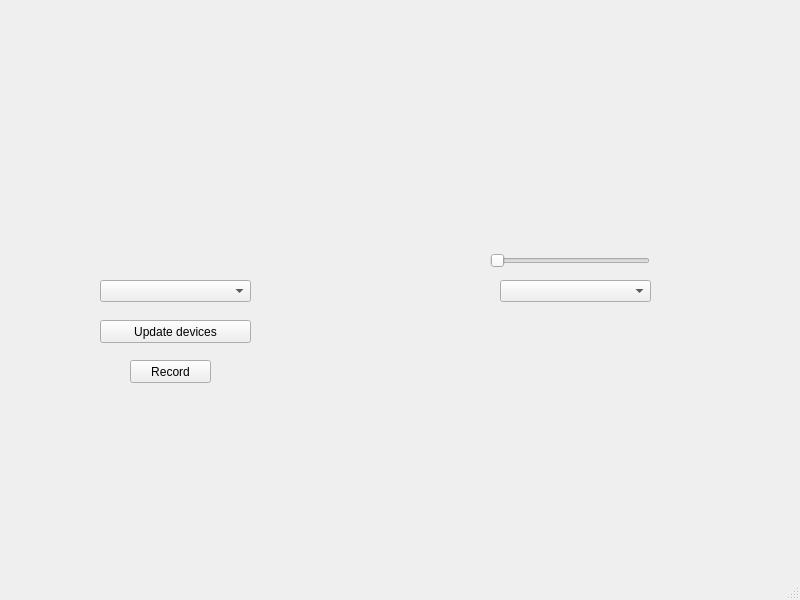
Before: the Qt Designer form Camera/mainwindow.ui in toxicmouse7/Qt-Tasks, drawn with Qt 5.
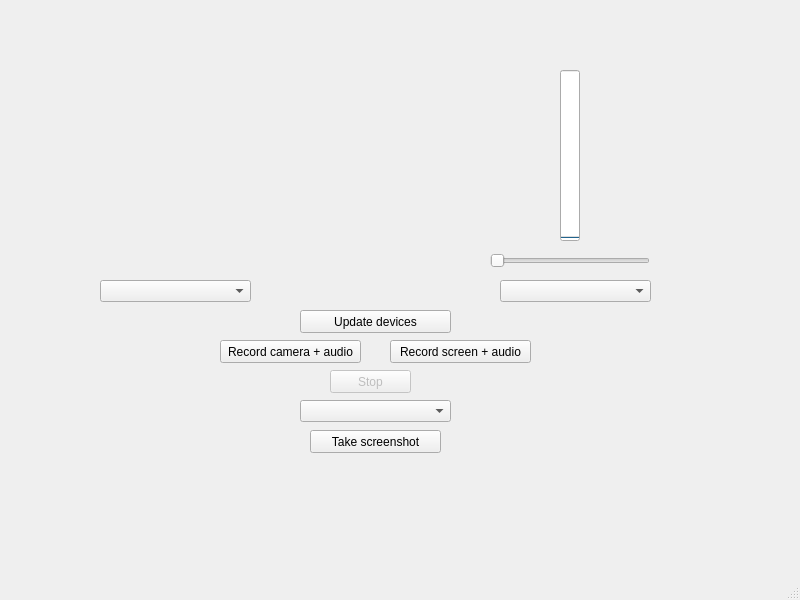
After: the same form once the commit is applied.

Diff of the .ui file:
```diff
--- a/Camera/mainwindow.ui
+++ b/Camera/mainwindow.ui
@@ -10,9 +10,30 @@
     <height>600</height>
    </rect>
   </property>
+  <property name="sizePolicy">
+   <sizepolicy hsizetype="Fixed" vsizetype="Fixed">
+    <horstretch>0</horstretch>
+    <verstretch>0</verstretch>
+   </sizepolicy>
+  </property>
+  <property name="minimumSize">
+   <size>
+    <width>800</width>
+    <height>600</height>
+   </size>
+  </property>
+  <property name="maximumSize">
+   <size>
+    <width>800</width>
+    <height>600</height>
+   </size>
+  </property>
   <property name="windowTitle">
    <string>MainWindow</string>
   </property>
+  <property name="styleSheet">
+   <string notr="true"/>
+  </property>
   <widget class="QWidget" name="centralwidget">
    <widget class="QWidget" name="CameraWidget" native="true">
     <property name="geometry">
@@ -37,8 +58,8 @@
    <widget class="QPushButton" name="updateButton">
     <property name="geometry">
      <rect>
-      <x>100</x>
-      <y>320</y>
+      <x>300</x>
+      <y>310</y>
       <width>151</width>
       <height>23</height>
      </rect>
@@ -53,14 +74,14 @@
     </property>
     <property name="geometry">
      <rect>
-      <x>130</x>
-      <y>360</y>
-      <width>81</width>
+      <x>220</x>
+      <y>340</y>
+      <width>141</width>
       <height>23</height>
      </rect>
     </property>
     <property name="text">
-     <string>Record</string>
+     <string>Record camera + audio</string>
     </property>
    </widget>
    <widget class="QComboBox" name="AvailableAudioDevices">
@@ -86,6 +107,74 @@
      <enum>Qt::Horizontal</enum>
     </property>
    </widget>
+   <widget class="QComboBox" name="AvailableScreens">
+    <property name="geometry">
+     <rect>
+      <x>300</x>
+      <y>400</y>
+      <width>151</width>
+      <height>22</height>
+     </rect>
+    </property>
+   </widget>
+   <widget class="QProgressBar" name="progressBar">
+    <property name="geometry">
+     <rect>
+      <x>560</x>
+      <y>70</y>
+      <width>20</width>
+      <height>171</height>
+     </rect>
+    </property>
+    <property name="value">
+     <number>0</number>
+    </property>
+    <property name="orientation">
+     <enum>Qt::Vertical</enum>
+    </property>
+   </widget>
+   <widget class="QPushButton" name="screenshotButton">
+    <property name="geometry">
+     <rect>
+      <x>310</x>
+      <y>430</y>
+      <width>131</width>
+      <height>23</height>
+     </rect>
+    </property>
+    <property name="text">
+     <string>Take screenshot</string>
+    </property>
+   </widget>
+   <widget class="QPushButton" name="stopRecord">
+    <property name="enabled">
+     <bool>false</bool>
+    </property>
+    <property name="geometry">
+     <rect>
+      <x>330</x>
+      <y>370</y>
+      <width>81</width>
+      <height>23</height>
+     </rect>
+    </property>
+    <property name="text">
+     <string>Stop</string>
+    </property>
+   </widget>
+   <widget class="QPushButton" name="recordScreenAudButton">
+    <property name="geometry">
+     <rect>
+      <x>390</x>
+      <y>340</y>
+      <width>141</width>
+      <height>23</height>
+     </rect>
+    </property>
+    <property name="text">
+     <string>Record screen + audio</string>
+    </property>
+   </widget>
   </widget>
   <widget class="QMenuBar" name="menubar">
    <property name="geometry">
```
Left out of the diff: 3 changed lines with no effect on the pictures.
